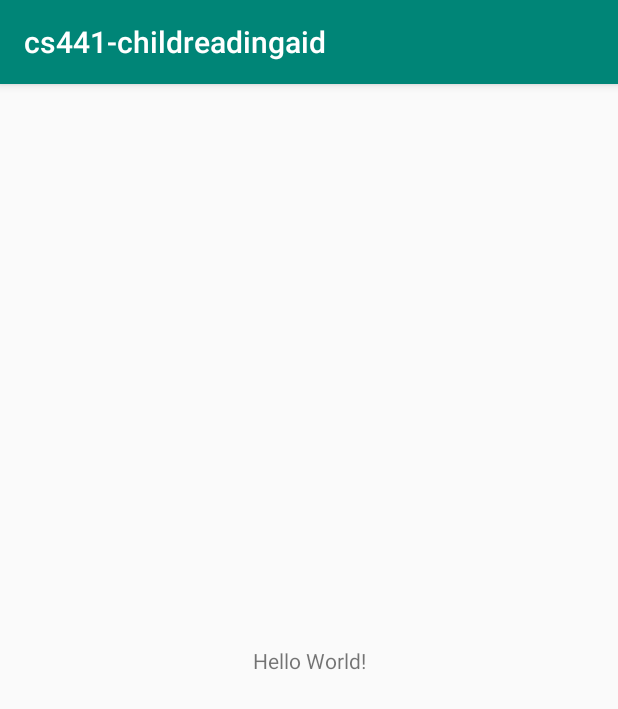
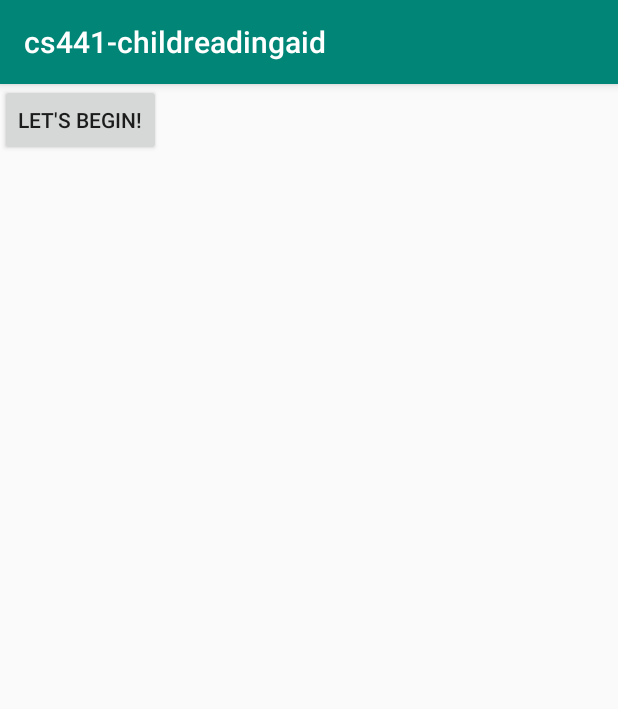
Before and after one commit to emilylakic/cs441-childreadingaid, an Android app: the screen it shows after launch (MainActivity), on a phone screen of 412 x 824 dp. Shown: the top 709 px of the screen. Run offline under Robolectric (Android 15) with nearby library versions, the phone set to English and light mode, and no system bars.

Commit message:
Fixed navigation between the activities (1 & 2)

```diff
--- a/app/src/main/AndroidManifest.xml
+++ b/app/src/main/AndroidManifest.xml
@@ -9,7 +9,7 @@
         android:roundIcon="@mipmap/ic_launcher_round"
         android:supportsRtl="true"
         android:theme="@style/AppTheme">
-        <activity android:name=".activity_two"></activity>
+        <activity android:name=".SecondActivity" />
         <activity android:name=".MainActivity">
             <intent-filter>
                 <action android:name="android.intent.action.MAIN" />
--- a/app/src/main/java/com/example/myapplication/cs441_childreadingaid/MainActivity.java
+++ b/app/src/main/java/com/example/myapplication/cs441_childreadingaid/MainActivity.java
@@ -3,12 +3,28 @@ package com.example.myapplication.cs441_childreadingaid;
 import androidx.appcompat.app.AppCompatActivity;
 
 import android.os.Bundle;
+import android.view.View;
+import android.widget.Button;
+import android.widget.TextView;
+import android.content.Intent;
 
 public class MainActivity extends AppCompatActivity {
+
+    Button letsBegin;
 
     @Override
     protected void onCreate(Bundle savedInstanceState) {
         super.onCreate(savedInstanceState);
         setContentView(R.layout.activity_main);
+        letsBegin = (Button) findViewById(R.id.letsBegin);
+        letsBegin.setOnClickListener(new View.OnClickListener() {
+
+            public void onClick(View v) {
+
+                Intent intent = new Intent(MainActivity.this, SecondActivity.class);
+
+                startActivity(intent);
+            }
+        });
     }
 }
--- a/app/src/main/res/layout/activity_main.xml
+++ b/app/src/main/res/layout/activity_main.xml
@@ -1,18 +1,15 @@
 <?xml version="1.0" encoding="utf-8"?>
-<androidx.constraintlayout.widget.ConstraintLayout xmlns:android="http://schemas.android.com/apk/res/android"
+<RelativeLayout xmlns:android="http://schemas.android.com/apk/res/android"
     xmlns:app="http://schemas.android.com/apk/res-auto"
     xmlns:tools="http://schemas.android.com/tools"
     android:layout_width="match_parent"
     android:layout_height="match_parent"
     tools:context=".MainActivity">
 
-    <TextView
+    <Button
+        android:id="@+id/letsBegin"
         android:layout_width="wrap_content"
         android:layout_height="wrap_content"
-        android:text="Hello World!"
-        app:layout_constraintBottom_toBottomOf="parent"
-        app:layout_constraintLeft_toLeftOf="parent"
-        app:layout_constraintRight_toRightOf="parent"
-        app:layout_constraintTop_toTopOf="parent" />
+        android:text="Let's Begin!" />
 
-</androidx.constraintlayout.widget.ConstraintLayout>
+</RelativeLayout>
```
Also changed, not shown: app/src/main/java/com/example/myapplication/cs441_childreadingaid/SecondActivity.java (added, +71 -0 lines), app/src/main/java/com/example/myapplication/cs441_childreadingaid/activity_two.java (deleted, +0 -14 lines), app/src/main/res/layout/activity_second.xml (renamed from app/src/main/res/layout/activitytwo.xml, +7 -13 lines).
